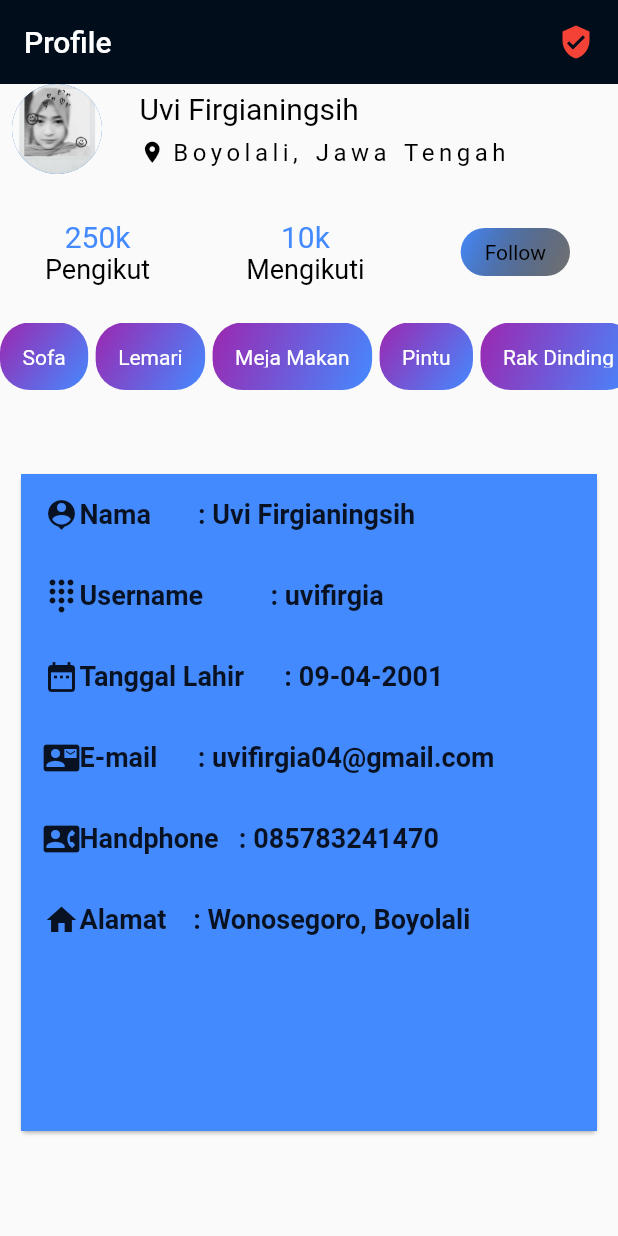
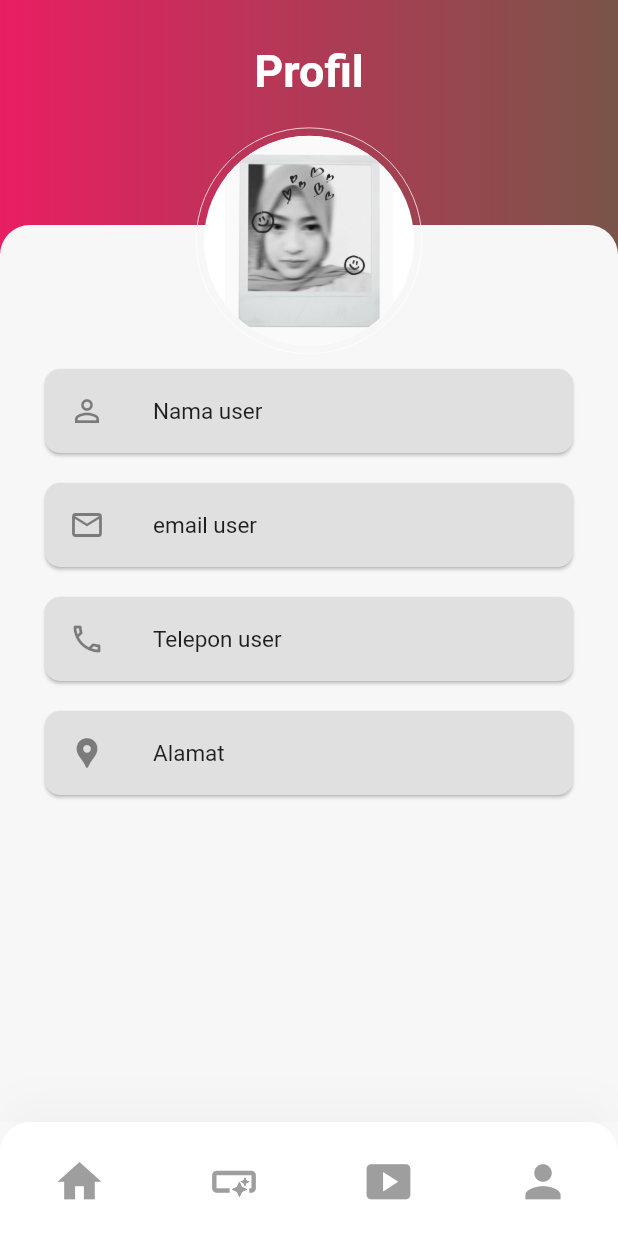
Before and after one commit to dimasidn/toko-furniture-online, a Flutter app: the screen it shows after launch, on a phone screen of 412 x 824 dp. Run offline on Flutter 3.47's test engine with Material 2 defaults, Android fonts, the phone set to English and light mode, and no system bars.

Commit message:
Update: design by Uvi

```diff
--- a/lib/main.dart
+++ b/lib/main.dart
@@ -1,10 +1,10 @@
 import 'package:flutter/material.dart';
 import 'package:toko_furniture_online/screen/profil_screen.dart';
-
 
 void main() {
   runApp(const MyApp());
 }
+
 class MyApp extends StatelessWidget {
   const MyApp({Key? key}) : super(key: key);
 
@@ -17,7 +17,7 @@ class MyApp extends StatelessWidget {
       theme: ThemeData(
         backgroundColor: Color(0xff020d1c),
       ),
-      home: ProfileScreen(),
+      home: ProfilScreen(),
     );
   }
 }
--- a/lib/screen/profil_screen.dart
+++ b/lib/screen/profil_screen.dart
@@ -1,236 +1,164 @@
+import 'dart:ui';
+
 import 'package:flutter/material.dart';
 
-//void main() => runApp(MyApp());
-
-class ProfileScreen extends StatelessWidget {
-  List<String> tags = ['Sofa','Lemari','Meja Makan','Pintu','Rak Dinding','Meja Belajar','Rak Buku',];
-
+class ProfilScreen extends StatelessWidget {
   @override
   Widget build(BuildContext context) {
-    return Scaffold(
-      appBar: AppBar(
-          title: Text('Profile'),
-          backgroundColor: Color(0xff020d1c),
-          elevation: 0,
-          actions: <Widget>[
-            Padding(
-                padding: const EdgeInsets.only(right: 16.0),
-                child: Icon(
-                  Icons.verified_user,
-                  color: Colors.red
-                )
+    return SafeArea(
+        child: Scaffold(
+      body: Container(
+          decoration: BoxDecoration(
+              gradient: LinearGradient(colors: [Colors.pink, Colors.brown])),
+          child: Stack(children: <Widget>[
+            Positioned.fill(
+              top: 150,
+              child: Container(
+                decoration: BoxDecoration(
+                  color: Color(0xfff7f7f7),
+                  borderRadius: BorderRadius.only(
+                    topLeft: Radius.circular(20),
+                    topRight: Radius.circular(20),
+                  ),
+                ),
+              ),
+            ),
+            Positioned.fill(
+              child: Column(
+                children: [
+                  SizedBox(height: 30),
+                  Text(
+                    "Profil",
+                    textAlign: TextAlign.center,
+                    style: TextStyle(
+                        fontSize: 30,
+                        color: Colors.white,
+                        fontWeight: FontWeight.bold),
+                  ),
+                  SizedBox(height: 20),
+                  Container(
+                    padding: EdgeInsets.all(5),
+                    decoration: BoxDecoration(
+                      shape: BoxShape.circle,
+                      border: Border.all(
+                        color: Colors.white,
+                        width: .5,
+                      ),
+                    ),
+                    child: Container(
+                      padding: EdgeInsets.all(70),
+                      decoration: BoxDecoration(
+                        shape: BoxShape.circle,
+                        color: Colors.white,
+                        image: DecorationImage(
+                          image: AssetImage('images/image1.png'),
+                        ),
+                      ),
+                    ),
+                  ),
+                  Card(
+                    margin: EdgeInsets.symmetric(vertical: 10, horizontal: 30),
+                    color: Colors.grey[300],
+                    shape: RoundedRectangleBorder(
+                        borderRadius: BorderRadius.circular(10)),
+                    child: ListTile(
+                      leading: Icon(
+                        Icons.person_outline,
+                      ),
+                      title: Text(
+                        'Nama user',
+                        style: TextStyle(fontSize: 15),
+                      ),
+                    ),
+                  ),
+                  Card(
+                    margin: EdgeInsets.symmetric(vertical: 10, horizontal: 30),
+                    color: Colors.grey[300],
+                    shape: RoundedRectangleBorder(
+                        borderRadius: BorderRadius.circular(10)),
+                    child: ListTile(
+                      leading: Icon(
+                        Icons.mail_outlined,
+                      ),
+                      title: Text(
+                        'email user',
+                        style: TextStyle(fontSize: 15),
+                      ),
+                    ),
+                  ),
+                  Card(
+                    margin: EdgeInsets.symmetric(vertical: 10, horizontal: 30),
+                    color: Colors.grey[300],
+                    shape: RoundedRectangleBorder(
+                        borderRadius: BorderRadius.circular(10)),
+                    child: ListTile(
+                      leading: Icon(
+                        Icons.phone_outlined,
+                      ),
+                      title: Text(
+                        'Telepon user',
+                        style: TextStyle(fontSize: 15),
+                      ),
+                    ),
+                  ),
+                  Card(
+                    margin: EdgeInsets.symmetric(vertical: 10, horizontal: 30),
+                    color: Colors.grey[300],
+                    shape: RoundedRectangleBorder(
+                        borderRadius: BorderRadius.circular(10)),
+                    child: ListTile(
+                      leading: Icon(
+                        Icons.location_pin,
+                      ),
+                      title: Text(
+                        'Alamat',
+                        style: TextStyle(fontSize: 15),
+                      ),
+                    ),
                   ),
                 ],
               ),
-        body: SingleChildScrollView(
-          child: Column(
-            mainAxisAlignment: MainAxisAlignment.start,
-            crossAxisAlignment: CrossAxisAlignment.center,
-            children: <Widget>[
-              Row(
-                children: <Widget>[
-                  Padding(
-                    padding: const EdgeInsets.only(left: 8.0),
-                    child: CircleAvatar(
-                      radius: 30,
-                      backgroundImage: AssetImage('images/image1.png'),
+            )
+          ])),
+      bottomNavigationBar: Container(
+        padding: EdgeInsets.symmetric(vertical: 14),
+        decoration: BoxDecoration(
+          color: Colors.white,
+          borderRadius: BorderRadius.only(
+            topLeft: Radius.circular(20),
+            topRight: Radius.circular(20),
           ),
+          boxShadow: [
+            BoxShadow(
+              offset: Offset(0, -15),
+              blurRadius: 20,
+              color: Color.fromARGB(255, 214, 211, 211).withOpacity(0.15),
             ),
-                  Padding(
-                      padding: const EdgeInsets.only(left: 25.0),
-                      child: Column(
-                        crossAxisAlignment: CrossAxisAlignment.start,
-                        children: <Widget>[
-                          Text('Uvi Firgianingsih',
-                              style:
-                                  TextStyle(fontSize: 20, color: Colors.black)),
-                          Padding(
-                            padding: const EdgeInsets.only(top: 8.0),
+          ],
+        ),
         child: Row(
-                              crossAxisAlignment: CrossAxisAlignment.center,
-                              children: <Widget>[
-                                Icon(
-                                  Icons.location_on,
-                                  color: Colors.black,
-                                  size: 17,
+          mainAxisAlignment: MainAxisAlignment.spaceAround,
+          children: [
+            IconButton(
+              icon: Icon(Icons.home,
+                  color: Color.fromRGBO(158, 158, 158, 1), size: 35),
+              onPressed: () {},
             ),
-                                Padding(
-                                    padding: const EdgeInsets.only(left: 4.0),
-                                    child: Text(
-                                      'Boyolali, Jawa Tengah ',
-                                      style: TextStyle(
-                                          color: Colors.black,
-                                          fontSize: 16,
-                                          letterSpacing: 3,
-                                          wordSpacing: 2),
-                                    )
+            IconButton(
+              icon: Icon(Icons.smart_button, color: Colors.grey, size: 35),
+              onPressed: () {},
+            ),
+            IconButton(
+              icon: Icon(Icons.smart_display, color: Colors.grey, size: 35),
+              onPressed: () {},
+            ),
+            IconButton(
+              icon: Icon(Icons.person, color: Colors.grey, size: 35),
+              onPressed: () {},
             ),
           ],
         ),
       ),
-                        ],
-                        )
-                    ),
-                ],
-              ),
-              //bagian sosial media
-              Padding(
-                padding: const EdgeInsets.only(left: 30, top: 30),
-                child: Row(
-                  mainAxisAlignment: MainAxisAlignment.spaceBetween,
-                  children: <Widget>[
-                    Column(children: <Widget>[
-                      Text(
-                        '250k',
-                        style: TextStyle(fontSize: 20, color: Colors.blueAccent),
-                      ),
-                      Text('Pengikut',
-                          style: TextStyle(fontSize: 18, color: Colors.black))
-                    ]),
-                    Column(children: <Widget>[
-                      Text(
-                        '10k',
-                        style: TextStyle(fontSize: 20, color: Colors.blueAccent),
-                      ),
-                      Text('Mengikuti',
-                          style: TextStyle(fontSize: 18, color: Colors.black))
-                    ]),
-                    Padding(
-                      padding: const EdgeInsets.only(right: 32.0),
-                      child: Container(
-                        child: Padding(
-                          padding: const EdgeInsets.only(
-                              left: 16.0, right: 16, top: 8, bottom: 8),
-                          child: Text(
-                            'Follow',
-                            style: TextStyle(fontSize: 14, color: Colors.black),
-                          ),
-                        ),
-                        decoration: BoxDecoration(
-                            borderRadius: BorderRadius.circular(32),
-                            gradient: LinearGradient(
-                                colors: [Colors.blueAccent, Colors.black54],
-                                begin: Alignment.topLeft,
-                                end: Alignment.bottomRight)
-                        ),
-                      ),
-                    )
-                  ],
-                ),
-              ),
-              //bagian tags
-              Container(
-                margin: EdgeInsets.only(top: 25),
-                height: 45,
-                child: ListView.builder(
-                    scrollDirection: Axis.horizontal,
-                    itemCount: tags.length,
-                    itemBuilder: (BuildContext contect, int index) {
-                      return Container(
-                        margin: EdgeInsets.only(right: 5),
-                        decoration: BoxDecoration(
-                            borderRadius: BorderRadius.circular(20),
-                            gradient: LinearGradient(
-                                colors: [Colors.purple, Colors.blueAccent],
-                                begin: Alignment.topLeft,
-                                end: Alignment.bottomRight)
-                        ),
-                        child: Padding(
-                          padding: const EdgeInsets.all(15.0),
-                          child: Text(
-                            tags[index],
-                            style: TextStyle(color: Colors.white),
-                          ),
-                        ),
-                      );
-                    }
-                  ),
-              ),
-              //bagian autobiography
-              Container(
-                padding: EdgeInsets.fromLTRB(5.0, 50.0, 5.0, 4.0),
-                margin: EdgeInsets.fromLTRB(5.0, 2.0, 5.0, 4.0),
-                height: 500,
-                width: double.infinity,
-                child: Card(
-                  child: Container(
-                      color: Colors.blueAccent[200],
-                      child: Column(
-                        mainAxisAlignment: MainAxisAlignment.start,
-                        mainAxisSize: MainAxisSize.max,
-                        crossAxisAlignment: CrossAxisAlignment.start,
-                        children: <Widget>[
-                          //Padding(padding: EdgeInsets.only(top: 30, right: 20, left: 70, bottom:  15),
-                    //child: Text ('Biodata Mahasiswa', style: TextStyle(fontWeight: FontWeight.bold, fontSize: 24,color: Colors.black)),
-                    //),
-                          Padding(
-                      padding:const EdgeInsets.all(15.0),
-                      child:Row(
-                      children: <Widget>[
-                        Icon(Icons.person_pin),
-                      Text( 'Nama       : Uvi Firgianingsih', style: TextStyle(fontWeight: FontWeight.bold, fontSize: 18)
-                          )
-                        ]
-                      ),
-                        ),
-                          Padding(
-                      padding:const EdgeInsets.all(15.0),
-                      child:Row(
-                      children: <Widget>[
-                        Icon(Icons.dialpad),
-                     Text('Username          : uvifirgia', style: TextStyle(fontWeight: FontWeight.bold, fontSize: 18)
-                            )
-                          ]
-                          ),
-                        ),
-                      Padding(
-                      padding:const EdgeInsets.all(15.0),
-                      child:Row(
-                      children: <Widget>[
-                        Icon(Icons.date_range),
-                     Text('Tanggal Lahir      : 09-04-2001', style: TextStyle(fontWeight: FontWeight.bold, fontSize: 18)
-                            )
-                          ]
-                        ),
-                      ),
-                      Padding(
-                      padding:const EdgeInsets.all(15.0),
-                      child:Row(
-                      children: <Widget>[
-                        Icon(Icons.contact_mail),
-                      Text('E-mail      : uvifirgia04@gmail.com', style: TextStyle(fontWeight: FontWeight.bold, fontSize:18)
-                           )
-                         ]
-                        ),
-                      ),
-                      Padding(
-                      padding:const EdgeInsets.all(15.0),
-                      child:Row(
-                      children: <Widget>[
-                        Icon(Icons.contact_phone),
-                      Text('Handphone   : 085783241470', style: TextStyle(fontWeight: FontWeight.bold ,fontSize: 18)
-                            )
-                          ]
-                        ),
-                      ),
-                      Padding(
-                      padding:const EdgeInsets.all(15.0),
-                      child:Row(
-                      children: <Widget>[
-                        Icon(Icons.home),
-                      Text('Alamat    : Wonosegoro, Boyolali', style: TextStyle(fontWeight: FontWeight.bold ,fontSize: 18)
-                            )
-                           ]
-                         ),
-                        ),
-                      ],
-                    )
-                  ),
-                ),
-              )
-            ],
-          ),
-        ),
-    );
+    ));
   }
 }
```
Lines whose indentation alone changed are shown as unchanged.
